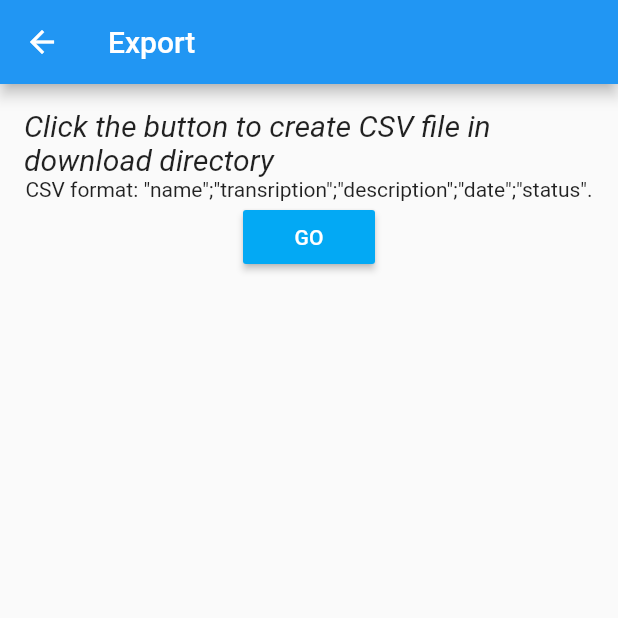
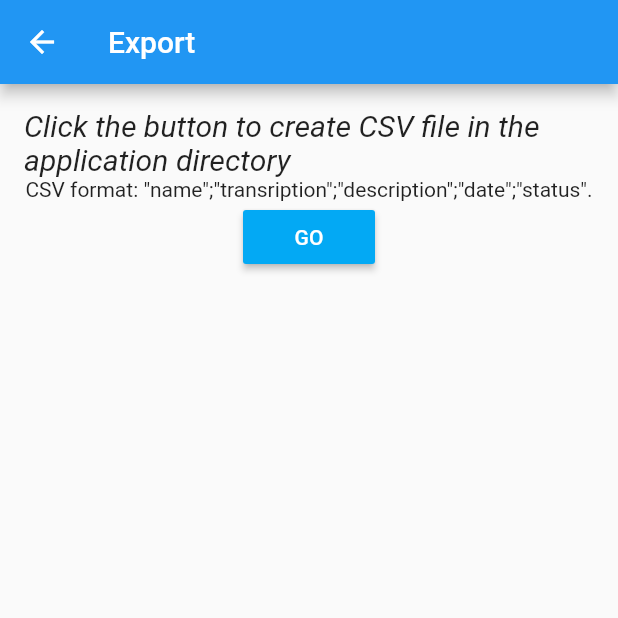
Before and after one commit to candycgit/vocaner, a Flutter app: the ExportPage screen opened directly, on a phone screen of 412 x 824 dp, the top half of it. Run offline on Flutter 3.47's test engine with Material 2 defaults, Android fonts, the phone set to English and light mode, and no system bars; our stand-ins replace file_picker, sqflite; accounts and stored records are empty.

Commit message:
[import, export] fix ordering

```diff
--- a/lib/database.dart
+++ b/lib/database.dart
@@ -64,7 +64,7 @@ class DBAdapter {
   Future<List<Word>> getAllWords() async {
     final db = await database;
     var result =
-        await db.rawQuery('SELECT * FROM Word ORDER BY date DESC, id DESC');
+        await db.rawQuery('SELECT * FROM Word ORDER BY id ASC');
     List<Word> list =
         result.isNotEmpty ? result.map((w) => Word.fromMap(w)).toList() : [];
     print("Words read: " + list.length.toString());
--- a/lib/export.dart
+++ b/lib/export.dart
@@ -28,7 +28,7 @@ class _ExportPageState extends State<ExportPage> {
             child: Container(
           child: Column(
             children: [
-              Text('Click the button to create CSV file in download directory',
+              Text('Click the button to create CSV file in the application directory',
                   style: TextStyle(fontSize: 20, fontStyle: FontStyle.italic)),
               Text(
                   'CSV format: "name";"transription";"description";"date";"status".'),
@@ -56,7 +56,7 @@ class _ExportPageState extends State<ExportPage> {
         });
     Directory directory = await getExternalStorageDirectory();
     String timestamp = formatter.format(DateTime.now()).toString();
-    String filePath = directory.path + '/Download/' + timestamp + '.csv';
+    String filePath = directory.path + '/' + timestamp + '.csv';
     File file = new File(filePath);
     print(filePath);
     await _exportCSV(file);
--- a/lib/import.dart
+++ b/lib/import.dart
@@ -40,7 +40,7 @@ class _ImportPageState extends State<ImportPage> {
                     style:
                         TextStyle(fontSize: 20, fontStyle: FontStyle.italic)),
                 Text(
-                    'CSV format: "name";"transription";"description";date;"status".'),
+                    'CSV format: "name";"transription";"description";"date";"status".'),
                 RaisedButton(
                   child: Text("GO"),
                   color: Colors.lightBlue,
--- a/pubspec.yaml
+++ b/pubspec.yaml
@@ -11,7 +11,7 @@ description: Vocabulary Trainer
 # In iOS, build-name is used as CFBundleShortVersionString while build-number used as CFBundleVersion.
 # Read more about iOS versioning at
 # https://developer.apple.com/library/archive/documentation/General/Reference/InfoPlistKeyReference/Articles/CoreFoundationKeys.html
-version: 1.0.4+1
+version: 1.0.5+1
 
 environment:
   sdk: ">=2.1.0 <3.0.0"
```
